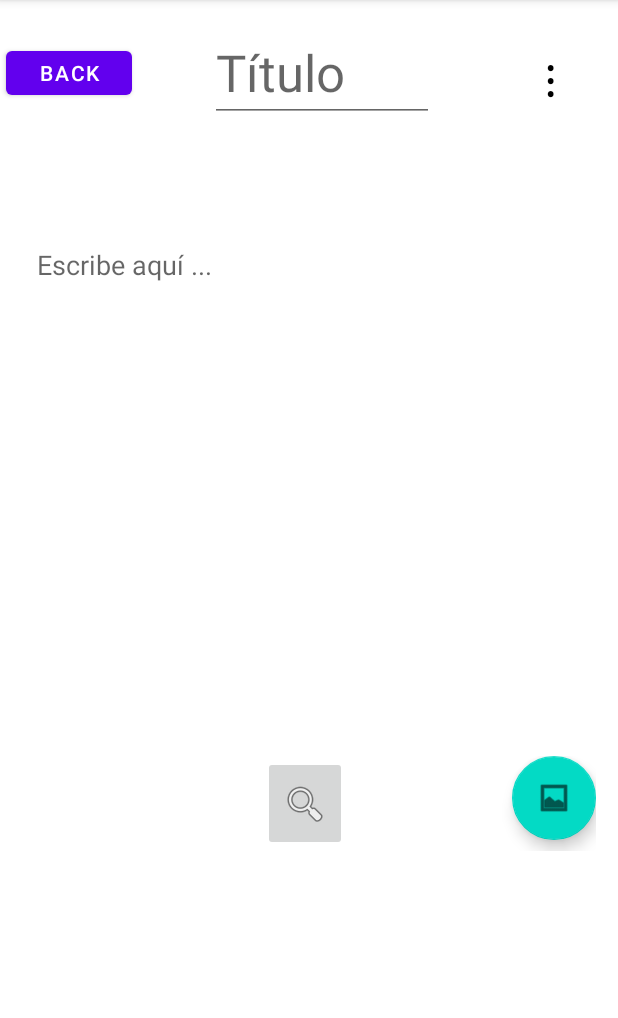
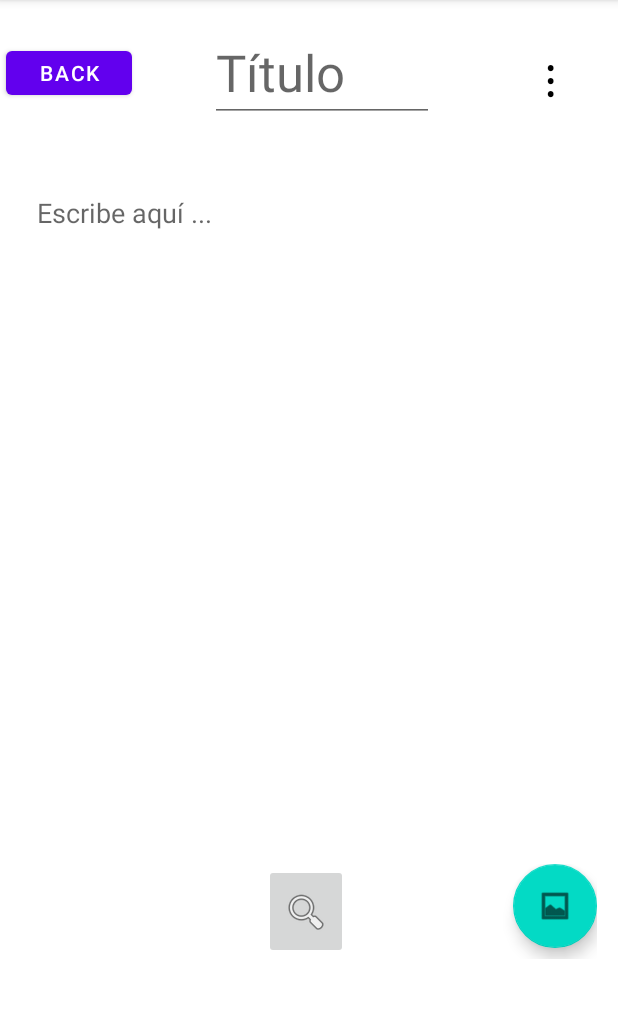
Before and after one commit to bdmariobd/takethatproduct, an Android app: the screen it shows after launch (NoteTotalViewActivity), after a tap on an icon or button, on a phone screen of 412 x 824 dp, the part 84-1102 px from its top. Run offline under Robolectric (Android 15) with nearby library versions, the phone set to English and light mode, and no system bars; our stand-ins replace Room's generated code; pictures from the network do not load.

Commit message:
barra de búsqueda más abajo

```diff
--- a/app/src/main/res/layout/note_total_view.xml
+++ b/app/src/main/res/layout/note_total_view.xml
@@ -11,7 +11,7 @@
         android:layout_height="423dp"
         android:layout_marginStart="23dp"
         android:layout_marginLeft="23dp"
-        android:layout_marginTop="164dp"
+        android:layout_marginTop="45dp"
         android:layout_marginEnd="28dp"
         android:layout_marginRight="28dp"
         android:background="@android:color/transparent"
@@ -23,7 +23,7 @@
         app:layout_constraintEnd_toEndOf="parent"
         app:layout_constraintHorizontal_bias="1.0"
         app:layout_constraintStart_toStartOf="parent"
-        app:layout_constraintTop_toTopOf="parent" />
+        app:layout_constraintTop_toBottomOf="@+id/noteTotalViewMoreOptionsButton" />
 
     <LinearLayout
         android:id="@+id/noteTotalViewBarWithButtons"
@@ -31,13 +31,12 @@
         android:layout_height="63dp"
         android:layout_marginStart="16dp"
         android:layout_marginLeft="16dp"
-        android:layout_marginTop="504dp"
+        android:layout_marginTop="576dp"
         android:layout_marginEnd="14dp"
         android:layout_marginRight="14dp"
         android:gravity="end"
         android:orientation="horizontal"
         app:layout_constraintEnd_toEndOf="parent"
-        app:layout_constraintHorizontal_bias="0.0"
         app:layout_constraintStart_toStartOf="parent"
         app:layout_constraintTop_toTopOf="parent">
 
@@ -108,7 +107,6 @@
         android:layout_width="wrap_content"
         android:layout_height="wrap_content"
         app:layout_constraintBottom_toTopOf="@+id/noteTotalViewBarWithButtons"
-        app:layout_constraintTop_toTopOf="@+id/noteTotalViewBody"
         tools:layout_editor_absoluteX="203dp"
         tools:ignore="MissingConstraints" />
 
```
